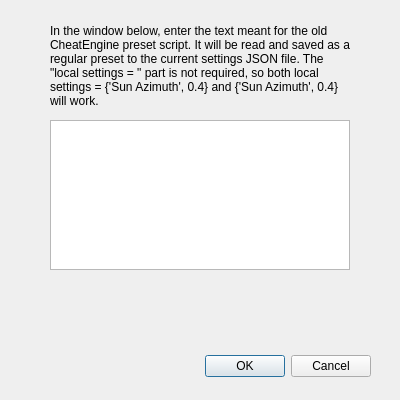
Above: oldcepresetimportdialog.ui from SpeedyCodes/RenderBender before the change. Below: the same form after it.
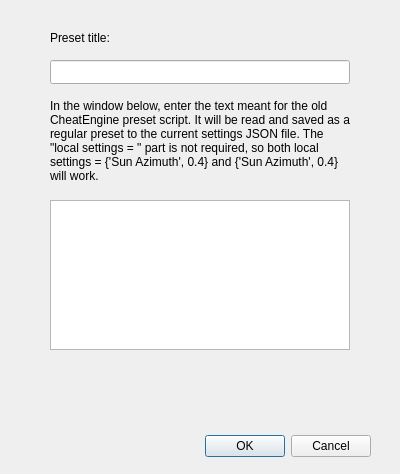
That is the form after the change.

```diff
--- a/oldcepresetimportdialog.ui
+++ b/oldcepresetimportdialog.ui
@@ -23,7 +23,7 @@
     <x>0</x>
     <y>0</y>
     <width>400</width>
-    <height>400</height>
+    <height>474</height>
    </rect>
   </property>
   <property name="windowTitle">
@@ -33,7 +33,7 @@
    <property name="geometry">
     <rect>
      <x>30</x>
-     <y>350</y>
+     <y>430</y>
      <width>341</width>
      <height>32</height>
     </rect>
@@ -49,9 +49,9 @@
    <property name="geometry">
     <rect>
      <x>50</x>
-     <y>-10</y>
+     <y>100</y>
      <width>300</width>
-     <height>151</height>
+     <height>81</height>
     </rect>
    </property>
    <property name="text">
@@ -65,7 +65,7 @@
    <property name="geometry">
     <rect>
      <x>50</x>
-     <y>120</y>
+     <y>200</y>
      <width>300</width>
      <height>150</height>
     </rect>
@@ -75,7 +75,7 @@
    <property name="geometry">
     <rect>
      <x>50</x>
-     <y>280</y>
+     <y>360</y>
      <width>300</width>
      <height>61</height>
     </rect>
@@ -87,6 +87,29 @@
     <bool>true</bool>
    </property>
   </widget>
+  <widget class="QLineEdit" name="titleInput">
+   <property name="geometry">
+    <rect>
+     <x>50</x>
+     <y>60</y>
+     <width>300</width>
+     <height>24</height>
+    </rect>
+   </property>
+  </widget>
+  <widget class="QLabel" name="label_2">
+   <property name="geometry">
+    <rect>
+     <x>50</x>
+     <y>30</y>
+     <width>81</width>
+     <height>16</height>
+    </rect>
+   </property>
+   <property name="text">
+    <string>Preset title:</string>
+   </property>
+  </widget>
  </widget>
  <resources/>
  <connections>
```
